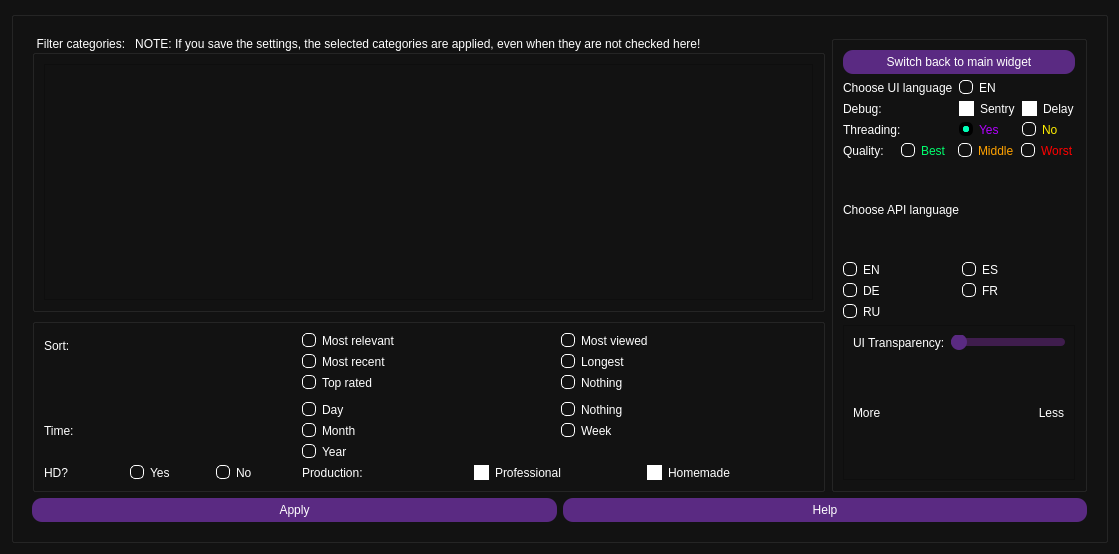
Qt form src/form_redesign.ui (EchterAlsFake/Porn_Fetch) before a commit.
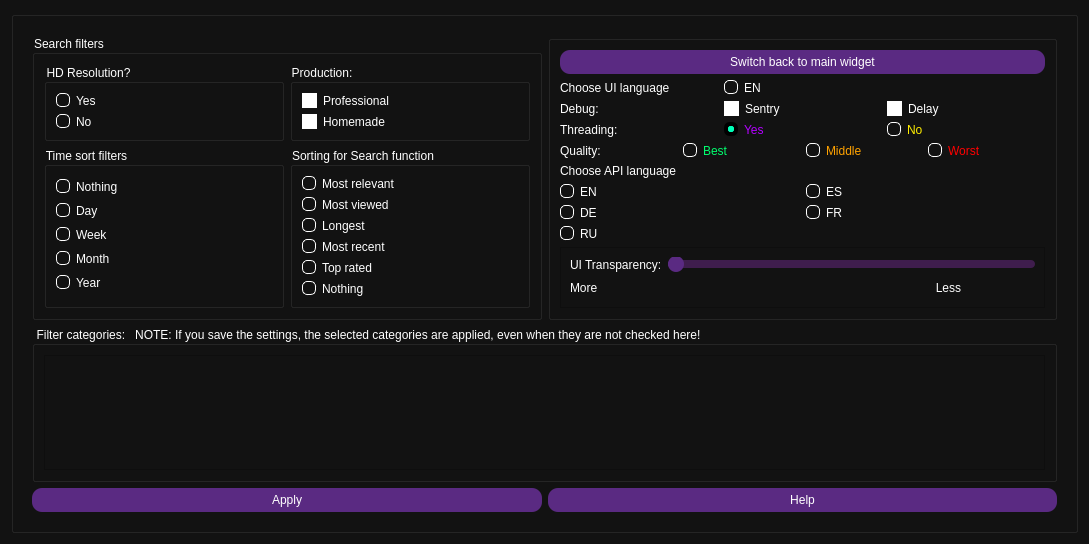
The same form after that commit. Icons and pictures are not drawn.

```diff
--- a/src/form_redesign.ui
+++ b/src/form_redesign.ui
@@ -6,8 +6,8 @@
    <rect>
     <x>0</x>
     <y>0</y>
-    <width>1119</width>
-    <height>554</height>
+    <width>1089</width>
+    <height>544</height>
    </rect>
   </property>
   <property name="windowTitle">
@@ -17,14 +17,14 @@
    <string notr="true">background-color: rgb(18,18,18);
 color: white;</string>
   </property>
-  <layout class="QGridLayout" name="gridLayout_22">
+  <layout class="QGridLayout" name="gridLayout_21">
    <item row="0" column="0">
     <widget class="QGroupBox" name="groupBox_5">
      <property name="title">
       <string/>
      </property>
      <layout class="QGridLayout" name="gridLayout_20">
-      <item row="0" column="0">
+      <item row="0" column="1">
        <widget class="QStackedWidget" name="stacked_main_account">
         <property name="autoFillBackground">
          <bool>false</bool>
@@ -1746,49 +1746,449 @@
          </layout>
         </widget>
         <widget class="QWidget" name="page_3">
-         <layout class="QGridLayout" name="gridLayout_18">
+         <layout class="QGridLayout" name="gridLayout_22">
           <item row="0" column="0">
-           <widget class="QGroupBox" name="groupBox_9">
+           <widget class="QGroupBox" name="groupBox_10">
             <property name="title">
-             <string>Filter categories:   NOTE: If you save the settings, the selected categories are applied, even when they are not checked here!</string>
+             <string>Search filters</string>
             </property>
-            <layout class="QGridLayout" name="gridLayout_2">
+            <layout class="QGridLayout" name="gridLayout_16">
+             <item row="0" column="1">
+              <widget class="QGroupBox" name="groupBox_15">
+               <property name="title">
+                <string>Production:</string>
+               </property>
+               <layout class="QGridLayout" name="gridLayout_15">
+                <item row="0" column="0">
+                 <widget class="QCheckBox" name="checkbox_professional">
+                  <property name="styleSheet">
+                   <string notr="true">QCheckBox::indicator {
+    width: 13px;
+    height: 13px;
+}
+
+QCheckBox::indicator:unchecked {
+    border: 1px solid white;
+    background: white;
+}
+
+QCheckBox::indicator:checked {
+    image: url(graphics/checkmark.png);
+}</string>
+                  </property>
+                  <property name="text">
+                   <string>Professional</string>
+                  </property>
+                 </widget>
+                </item>
+                <item row="1" column="0">
+                 <widget class="QCheckBox" name="checkbox_homemade">
+                  <property name="styleSheet">
+                   <string notr="true">QCheckBox::indicator {
+    width: 13px;
+    height: 13px;
+}
+
+QCheckBox::indicator:unchecked {
+    border: 1px solid white;
+    background: white;
+}
+
+QCheckBox::indicator:checked {
+    image: url(graphics/checkmark.png);
+}</string>
+                  </property>
+                  <property name="text">
+                   <string>Homemade</string>
+                  </property>
+                 </widget>
+                </item>
+               </layout>
+              </widget>
+             </item>
              <item row="0" column="0">
-              <widget class="QScrollArea" name="scroll_area">
-               <property name="widgetResizable">
-                <bool>true</bool>
+              <widget class="QGroupBox" name="groupBox_14">
+               <property name="title">
+                <string>HD Resolution?</string>
                </property>
-               <widget class="QWidget" name="scrollAreaWidgetContents">
-                <property name="geometry">
-                 <rect>
-                  <x>0</x>
-                  <y>0</y>
-                  <width>769</width>
-                  <height>193</height>
-                 </rect>
-                </property>
-                <widget class="QWidget" name="gridLayoutWidget_3">
-                 <property name="geometry">
-                  <rect>
-                   <x>290</x>
-                   <y>40</y>
-                   <width>160</width>
-                   <height>80</height>
-                  </rect>
-                 </property>
-                 <layout class="QGridLayout" name="verticalLayout">
-                  <item row="0" column="0">
-                   <widget class="QWidget" name="container_widget" native="true"/>
-                  </item>
-                 </layout>
-                </widget>
-               </widget>
+               <layout class="QGridLayout" name="gridLayout_18">
+                <item row="0" column="0">
+                 <widget class="QRadioButton" name="radio_hd_yes">
+                  <property name="styleSheet">
+                   <string notr="true">QRadioButton {
+	color: rgb(255, 255, 255)}
+
+
+QRadioButton::indicator::unchecked {
+	border: 1px solid white;
+	border-radius: 5px;
+}
+
+
+QRadioButton::indicator:checked {
+    border : 4px solid;
+	border-color: black;
+	border-radius: 6px;
+	background-color: rgb(0, 255, 183);
+
+}
+</string>
+                  </property>
+                  <property name="text">
+                   <string>Yes</string>
+                  </property>
+                 </widget>
+                </item>
+                <item row="1" column="0">
+                 <widget class="QRadioButton" name="radio_hd_no">
+                  <property name="styleSheet">
+                   <string notr="true">QRadioButton {
+	color: rgb(255, 255, 255)}
+
+
+QRadioButton::indicator::unchecked {
+	border: 1px solid white;
+	border-radius: 5px;
+}
+
+
+QRadioButton::indicator:checked {
+    border : 4px solid;
+	border-color: black;
+	border-radius: 6px;
+	background-color: rgb(0, 255, 183);
+
+}
+</string>
+                  </property>
+                  <property name="text">
+                   <string>No</string>
+                  </property>
+                 </widget>
+                </item>
+               </layout>
+              </widget>
+             </item>
+             <item row="1" column="0">
+              <widget class="QGroupBox" name="groupBox_13">
+               <property name="title">
+                <string>Time sort filters</string>
+               </property>
+               <layout class="QGridLayout" name="gridLayout_14">
+                <item row="1" column="0">
+                 <widget class="QRadioButton" name="radio_day">
+                  <property name="styleSheet">
+                   <string notr="true">QRadioButton {
+	color: rgb(255, 255, 255)}
+
+
+QRadioButton::indicator::unchecked {
+	border: 1px solid white;
+	border-radius: 5px;
+}
+
+
+QRadioButton::indicator:checked {
+    border : 4px solid;
+	border-color: black;
+	border-radius: 6px;
+	background-color: rgb(0, 255, 183);
+
+}
+</string>
+                  </property>
+                  <property name="text">
+                   <string>Day</string>
+                  </property>
+                 </widget>
+                </item>
+                <item row="3" column="0">
+                 <widget class="QRadioButton" name="radio_month">
+                  <property name="styleSheet">
+                   <string notr="true">QRadioButton {
+	color: rgb(255, 255, 255)}
+
+
+QRadioButton::indicator::unchecked {
+	border: 1px solid white;
+	border-radius: 5px;
+}
+
+
+QRadioButton::indicator:checked {
+    border : 4px solid;
+	border-color: black;
+	border-radius: 6px;
+	background-color: rgb(0,255, 183);
+
+}
+</string>
+                  </property>
+                  <property name="text">
+                   <string>Month</string>
+                  </property>
+                 </widget>
+                </item>
+                <item row="2" column="0">
+                 <widget class="QRadioButton" name="radio_week">
+                  <property name="styleSheet">
+                   <string notr="true">QRadioButton {
+	color: rgb(255, 255, 255)}
+
+
+QRadioButton::indicator::unchecked {
+	border: 1px solid white;
+	border-radius: 5px;
+}
+
+
+QRadioButton::indicator:checked {
+    border : 4px solid;
+	border-color: black;
+	border-radius: 6px;
+	background-color: rgb(0, 255, 183);
+
+}
+</string>
+                  </property>
+                  <property name="text">
+                   <string>Week</string>
+                  </property>
+                 </widget>
+                </item>
+                <item row="0" column="0">
+                 <widget class="QRadioButton" name="radio_nothing_2">
+                  <property name="styleSheet">
+                   <string notr="true">QRadioButton {
+	color: rgb(255, 255, 255)}
+
+
+QRadioButton::indicator::unchecked {
+	border: 1px solid white;
+	border-radius: 5px;
+}
+
+
+QRadioButton::indicator:checked {
+    border : 4px solid;
+	border-color: black;
+	border-radius: 6px;
+	background-color: rgb(0, 255, 183);
+
+}
+</string>
+                  </property>
+                  <property name="text">
+                   <string>Nothing</string>
+                  </property>
+                 </widget>
+                </item>
+                <item row="4" column="0">
+                 <widget class="QRadioButton" name="radio_year">
+                  <property name="styleSheet">
+                   <string notr="true">QRadioButton {
+	color: rgb(255, 255, 255)}
+
+
+QRadioButton::indicator::unchecked {
+	border: 1px solid white;
+	border-radius: 5px;
+}
+
+
+QRadioButton::indicator:checked {
+    border : 4px solid;
+	border-color: black;
+	border-radius: 6px;
+	background-color: rgb(0, 255, 183);
+
+}
+</string>
+                  </property>
+                  <property name="text">
+                   <string>Year</string>
+                  </property>
+                 </widget>
+                </item>
+               </layout>
+              </widget>
+             </item>
+             <item row="1" column="1">
+              <widget class="QGroupBox" name="groupBox_12">
+               <property name="title">
+                <string>Sorting for Search function</string>
+               </property>
+               <layout class="QGridLayout" name="gridLayout_7">
+                <item row="2" column="0">
+                 <widget class="QRadioButton" name="radio_longest">
+                  <property name="styleSheet">
+                   <string notr="true">QRadioButton {
+	color: rgb(255, 255, 255)}
+
+
+QRadioButton::indicator::unchecked {
+	border: 1px solid white;
+	border-radius: 5px;
+}
+
+
+QRadioButton::indicator:checked {
+    border : 4px solid;
+	border-color: black;
+	border-radius: 6px;
+	background-color: rgb(0, 255, 183);
+
+}
+</string>
+                  </property>
+                  <property name="text">
+                   <string>Longest</string>
+                  </property>
+                 </widget>
+                </item>
+                <item row="4" column="0">
+                 <widget class="QRadioButton" name="radio_top_rated">
+                  <property name="styleSheet">
+                   <string notr="true">QRadioButton {
+	color: rgb(255, 255, 255)}
+
+
+QRadioButton::indicator::unchecked {
+	border: 1px solid white;
+	border-radius: 5px;
+}
+
+
+QRadioButton::indicator:checked {
+    border : 4px solid;
+	border-color: black;
+	border-radius: 6px;
+	background-color: rgb(0, 255, 183);
+
+}
+</string>
+                  </property>
+                  <property name="text">
+                   <string>Top rated</string>
+                  </property>
+                 </widget>
+                </item>
+                <item row="1" column="0">
+                 <widget class="QRadioButton" name="radio_most_viewed">
+                  <property name="styleSheet">
+                   <string notr="true">QRadioButton {
+	color: rgb(255, 255, 255)}
+
+
+QRadioButton::indicator::unchecked {
+	border: 1px solid white;
+	border-radius: 5px;
+}
+
+
+QRadioButton::indicator:checked {
+    border : 4px solid;
+	border-color: black;
+	border-radius: 6px;
+	background-color: rgb(0, 255, 183);
+
+}
+</string>
+                  </property>
+                  <property name="text">
+                   <string>Most viewed</string>
+                  </property>
+                 </widget>
+                </item>
+                <item row="0" column="0">
+                 <widget class="QRadioButton" name="radio_most_relevant">
+                  <property name="styleSheet">
+                   <string notr="true">QRadioButton {
+	color: rgb(255, 255, 255)}
+
+
+QRadioButton::indicator::unchecked {
+	border: 1px solid white;
+	border-radius: 5px;
+}
+
+
+QRadioButton::indicator:checked {
+    border : 4px solid;
+	border-color: black;
+	border-radius: 6px;
+	background-color: rgb(0, 255, 183);
+
+}
+
+</string>
+                  </property>
+                  <property name="text">
+                   <string>Most relevant</string>
+                  </property>
+                 </widget>
+                </item>
+                <item row="3" column="0">
+                 <widget class="QRadioButton" name="radio_most_recent">
+                  <property name="styleSheet">
+                   <string notr="true">QRadioButton {
+	color: rgb(255, 255, 255)}
+
+
+QRadioButton::indicator::unchecked {
+	border: 1px solid white;
+	border-radius: 5px;
+}
+
+
+QRadioButton::indicator:checked {
+    border : 4px solid;
+	border-color: black;
+	border-radius: 6px;
+	background-color: rgb(0, 255, 183);
+
+}
+</string>
+                  </property>
+                  <property name="text">
+                   <string>Most recent</string>
+                  </property>
+                 </widget>
+                </item>
+                <item row="5" column="0">
+                 <widget class="QRadioButton" name="radio_nothing">
+                  <property name="styleSheet">
+                   <string notr="true">QRadioButton {
+	color: rgb(255, 255, 255)}
+
+
+QRadioButton::indicator::unchecked {
+	border: 1px solid white;
+	border-radius: 5px;
+}
+
+
+QRadioButton::indicator:checked {
+    border : 4px solid;
+	border-color: black;
+	border-radius: 6px;
+	background-color: rgb(0, 255, 183);
+
+}
+</string>
+                  </property>
+                  <property name="text">
+                   <string>Nothing</string>
+                  </property>
+                 </widget>
+                </item>
+               </layout>
               </widget>
              </item>
             </layout>
            </widget>
           </item>
-          <item row="0" column="1" rowspan="2">
+          <item row="0" column="1">
            <widget class="QGroupBox" name="groupBox_11">
             <property name="title">
              <string/>
@@ -2350,460 +2750,36 @@
             </layout>
            </widget>
           </item>
-          <item row="1" column="0">
-           <widget class="QGroupBox" name="groupBox_10">
+          <item row="1" column="0" colspan="2">
+           <widget class="QGroupBox" name="groupBox_9">
             <property name="title">
-             <string/>
+             <string>Filter categories:   NOTE: If you save the settings, the selected categories are applied, even when they are not checked here!</string>
             </property>
-            <layout class="QGridLayout" name="gridLayout_16">
-             <item row="3" column="1" colspan="2">
-              <layout class="QGridLayout" name="gridLayout_15">
-               <item row="0" column="1">
-                <widget class="QRadioButton" name="radio_nothing_2">
-                 <property name="styleSheet">
-                  <string notr="true">QRadioButton {
-	color: rgb(255, 255, 255)}
-
-
-QRadioButton::indicator::unchecked {
-	border: 1px solid white;
-	border-radius: 5px;
-}
-
-
-QRadioButton::indicator:checked {
-    border : 4px solid;
-	border-color: black;
-	border-radius: 6px;
-	background-color: rgb(0, 255, 183);
-
-}
-</string>
-                 </property>
-                 <property name="text">
-                  <string>Nothing</string>
-                 </property>
-                </widget>
-               </item>
-               <item row="0" column="0">
-                <widget class="QRadioButton" name="radio_day">
-                 <property name="styleSheet">
-                  <string notr="true">QRadioButton {
-	color: rgb(255, 255, 255)}
-
-
-QRadioButton::indicator::unchecked {
-	border: 1px solid white;
-	border-radius: 5px;
-}
-
-
-QRadioButton::indicator:checked {
-    border : 4px solid;
-	border-color: black;
-	border-radius: 6px;
-	background-color: rgb(0, 255, 183);
-
-}
-</string>
-                 </property>
-                 <property name="text">
-                  <string>Day</string>
-                 </property>
-                </widget>
-               </item>
-               <item row="1" column="0">
-                <widget class="QRadioButton" name="radio_month">
-                 <property name="styleSheet">
-                  <string notr="true">QRadioButton {
-	color: rgb(255, 255, 255)}
-
-
-QRadioButton::indicator::unchecked {
-	border: 1px solid white;
-	border-radius: 5px;
-}
-
-
-QRadioButton::indicator:checked {
-    border : 4px solid;
-	border-color: black;
-	border-radius: 6px;
-	background-color: rgb(0,255, 183);
-
-}
-</string>
-                 </property>
-                 <property name="text">
-                  <string>Month</string>
-                 </property>
-                </widget>
-               </item>
-               <item row="1" column="1">
-                <widget class="QRadioButton" name="radio_week">
-                 <property name="styleSheet">
-                  <string notr="true">QRadioButton {
-	color: rgb(255, 255, 255)}
-
-
-QRadioButton::indicator::unchecked {
-	border: 1px solid white;
-	border-radius: 5px;
-}
-
-
-QRadioButton::indicator:checked {
-    border : 4px solid;
-	border-color: black;
-	border-radius: 6px;
-	background-color: rgb(0, 255, 183);
-
-}
-</string>
-                 </property>
-                 <property name="text">
-                  <string>Week</string>
-                 </property>
-                </widget>
-               </item>
-               <item row="2" column="0">
-                <widget class="QRadioButton" name="radio_year">
-                 <property name="styleSheet">
-                  <string notr="true">QRadioButton {
-	color: rgb(255, 255, 255)}
-
-
-QRadioButton::indicator::unchecked {
-	border: 1px solid white;
-	border-radius: 5px;
-}
-
-
-QRadioButton::indicator:checked {
-    border : 4px solid;
-	border-color: black;
-	border-radius: 6px;
-	background-color: rgb(0, 255, 183);
-
-}
-</string>
-                 </property>
-                 <property name="text">
-                  <string>Year</string>
-                 </property>
-                </widget>
-               </item>
-              </layout>
-             </item>
-             <item row="3" column="0">
-              <widget class="QLabel" name="label_14">
-               <property name="text">
-                <string>Time:</string>
-               </property>
-              </widget>
-             </item>
-             <item row="4" column="1" colspan="2">
-              <layout class="QHBoxLayout" name="horizontalLayout_24">
-               <item>
-                <widget class="QLabel" name="label_production">
-                 <property name="text">
-                  <string>Production:</string>
-                 </property>
-                </widget>
-               </item>
-               <item>
-                <widget class="QCheckBox" name="checkbox_professional">
-                 <property name="styleSheet">
-                  <string notr="true">QCheckBox::indicator {
-    width: 13px;
-    height: 13px;
-}
-
-QCheckBox::indicator:unchecked {
-    border: 1px solid white;
-    background: white;
-}
-
-QCheckBox::indicator:checked {
-    image: url(graphics/checkmark.png);
-}</string>
-                 </property>
-                 <property name="text">
-                  <string>Professional</string>
-                 </property>
-                </widget>
-               </item>
-               <item>
-                <widget class="QCheckBox" name="checkbox_homemade">
-                 <property name="styleSheet">
-                  <string notr="true">QCheckBox::indicator {
-    width: 13px;
-    height: 13px;
-}
-
-QCheckBox::indicator:unchecked {
-    border: 1px solid white;
-    background: white;
-}
-
-QCheckBox::indicator:checked {
-    image: url(graphics/checkmark.png);
-}</string>
-                 </property>
-                 <property name="text">
-                  <string>Homemade</string>
-                 </property>
-                </widget>
-               </item>
-              </layout>
-             </item>
-             <item row="0" column="1" rowspan="2" colspan="2">
-              <layout class="QGridLayout" name="gridLayout_14">
-               <item row="3" column="0">
-                <widget class="QRadioButton" name="radio_top_rated">
-                 <property name="styleSheet">
-                  <string notr="true">QRadioButton {
-	color: rgb(255, 255, 255)}
-
-
-QRadioButton::indicator::unchecked {
-	border: 1px solid white;
-	border-radius: 5px;
-}
-
-
-QRadioButton::indicator:checked {
-    border : 4px solid;
-	border-color: black;
-	border-radius: 6px;
-	background-color: rgb(0, 255, 183);
-
-}
-</string>
-                 </property>
-                 <property name="text">
-                  <string>Top rated</string>
-                 </property>
-                </widget>
-               </item>
-               <item row="2" column="0">
-                <widget class="QRadioButton" name="radio_most_recent">
-                 <property name="styleSheet">
-                  <string notr="true">QRadioButton {
-	color: rgb(255, 255, 255)}
-
-
-QRadioButton::indicator::unchecked {
-	border: 1px solid white;
-	border-radius: 5px;
-}
-
-
-QRadioButton::indicator:checked {
-    border : 4px solid;
-	border-color: black;
-	border-radius: 6px;
-	background-color: rgb(0, 255, 183);
-
-}
-</string>
-                 </property>
-                 <property name="text">
-                  <string>Most recent</string>
-                 </property>
-                </widget>
-               </item>
-               <item row="0" column="0">
-                <widget class="QRadioButton" name="radio_most_relevant">
-                 <property name="styleSheet">
-                  <string notr="true">QRadioButton {
-	color: rgb(255, 255, 255)}
-
-
-QRadioButton::indicator::unchecked {
-	border: 1px solid white;
-	border-radius: 5px;
-}
-
-
-QRadioButton::indicator:checked {
-    border : 4px solid;
-	border-color: black;
-	border-radius: 6px;
-	background-color: rgb(0, 255, 183);
-
-}
-
-</string>
-                 </property>
-                 <property name="text">
-                  <string>Most relevant</string>
-                 </property>
-                </widget>
-               </item>
-               <item row="0" column="1">
-                <widget class="QRadioButton" name="radio_most_viewed">
-                 <property name="styleSheet">
-                  <string notr="true">QRadioButton {
-	color: rgb(255, 255, 255)}
-
-
-QRadioButton::indicator::unchecked {
-	border: 1px solid white;
-	border-radius: 5px;
-}
-
-
-QRadioButton::indicator:checked {
-    border : 4px solid;
-	border-color: black;
-	border-radius: 6px;
-	background-color: rgb(0, 255, 183);
-
-}
-</string>
-                 </property>
-                 <property name="text">
-                  <string>Most viewed</string>
-                 </property>
-                </widget>
-               </item>
-               <item row="2" column="1">
-                <widget class="QRadioButton" name="radio_longest">
-                 <property name="styleSheet">
-                  <string notr="true">QRadioButton {
-	color: rgb(255, 255, 255)}
-
-
-QRadioButton::indicator::unchecked {
-	border: 1px solid white;
-	border-radius: 5px;
-}
-
-
-QRadioButton::indicator:checked {
-    border : 4px solid;
-	border-color: black;
-	border-radius: 6px;
-	background-color: rgb(0, 255, 183);
-
-}
-</string>
-                 </property>
-                 <property name="text">
-                  <string>Longest</string>
-                 </property>
-                </widget>
-               </item>
-               <item row="3" column="1">
-                <widget class="QRadioButton" name="radio_nothing">
-                 <property name="styleSheet">
-                  <string notr="true">QRadioButton {
-	color: rgb(255, 255, 255)}
-
-
-QRadioButton::indicator::unchecked {
-	border: 1px solid white;
-	border-radius: 5px;
-}
-
-
-QRadioButton::indicator:checked {
-    border : 4px solid;
-	border-color: black;
-	border-radius: 6px;
-	background-color: rgb(0, 255, 183);
-
-}
-</string>
-                 </property>
-                 <property name="text">
-                  <string>Nothing</string>
-                 </property>
-                </widget>
-               </item>
-              </layout>
-             </item>
+            <layout class="QGridLayout" name="gridLayout_2">
              <item row="0" column="0">
-              <widget class="QLabel" name="label_13">
-               <property name="text">
-                <string>Sort:</string>
+              <widget class="QScrollArea" name="scroll_area">
+               <property name="widgetResizable">
+                <bool>true</bool>
                </property>
-              </widget>
-             </item>
-             <item row="4" column="0">
-              <layout class="QHBoxLayout" name="horizontalLayout_25">
-               <item>
-                <widget class="QLabel" name="label_hd">
-                 <property name="text">
-                  <string>HD?</string>
-                 </property>
-                </widget>
-               </item>
-               <item>
-                <widget class="QRadioButton" name="radio_hd_yes">
-                 <property name="styleSheet">
-                  <string notr="true">QRadioButton {
-	color: rgb(255, 255, 255)}
-
-
-QRadioButton::indicator::unchecked {
-	border: 1px solid white;
-	border-radius: 5px;
-}
-
-
-QRadioButton::indicator:checked {
-    border : 4px solid;
-	border-color: black;
-	border-radius: 6px;
-	background-color: rgb(0, 255, 183);
-
-}
-</string>
-                 </property>
-                 <property name="text">
-                  <string>Yes</string>
-                 </property>
-                </widget>
-               </item>
-               <item>
-                <widget class="QRadioButton" name="radio_hd_no">
-                 <property name="styleSheet">
-                  <string notr="true">QRadioButton {
-	color: rgb(255, 255, 255)}
-
-
-QRadioButton::indicator::unchecked {
-	border: 1px solid white;
-	border-radius: 5px;
-}
-
-
-QRadioButton::indicator:checked {
-    border : 4px solid;
-	border-color: black;
-	border-radius: 6px;
-	background-color: rgb(0, 255, 183);
-
-}
-</string>
-                 </property>
-                 <property name="text">
-                  <string>No</string>
-                 </property>
-                </widget>
-               </item>
-              </layout>
-             </item>
-             <item row="2" column="1">
-              <widget class="QFrame" name="frame_2">
-               <property name="frameShape">
-                <enum>QFrame::StyledPanel</enum>
-               </property>
-               <property name="frameShadow">
-                <enum>QFrame::Raised</enum>
-               </property>
+               <widget class="QWidget" name="scrollAreaWidgetContents">
+                <property name="geometry">
+                 <rect>
+                  <x>0</x>
+                  <y>0</y>
+                  <width>1003</width>
+                  <height>99</height>
+                 </rect>
+                </property>
+                <layout class="QGridLayout" name="gridLayout_23">
+                 <item row="0" column="0">
+                  <layout class="QGridLayout" name="verticalLayout">
+                   <item row="0" column="0">
+                    <widget class="QWidget" name="container_widget" native="true"/>
+                   </item>
+                  </layout>
+                 </item>
+                </layout>
+               </widget>
               </widget>
              </item>
             </layout>
```
Left out of the diff: 229 changed lines with no effect on the pictures.
